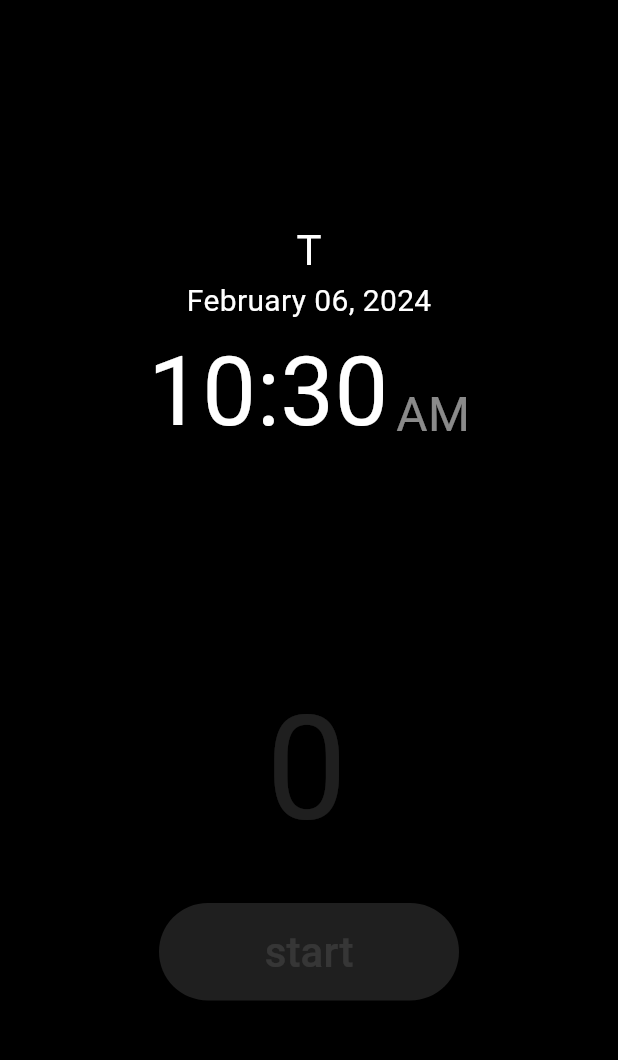
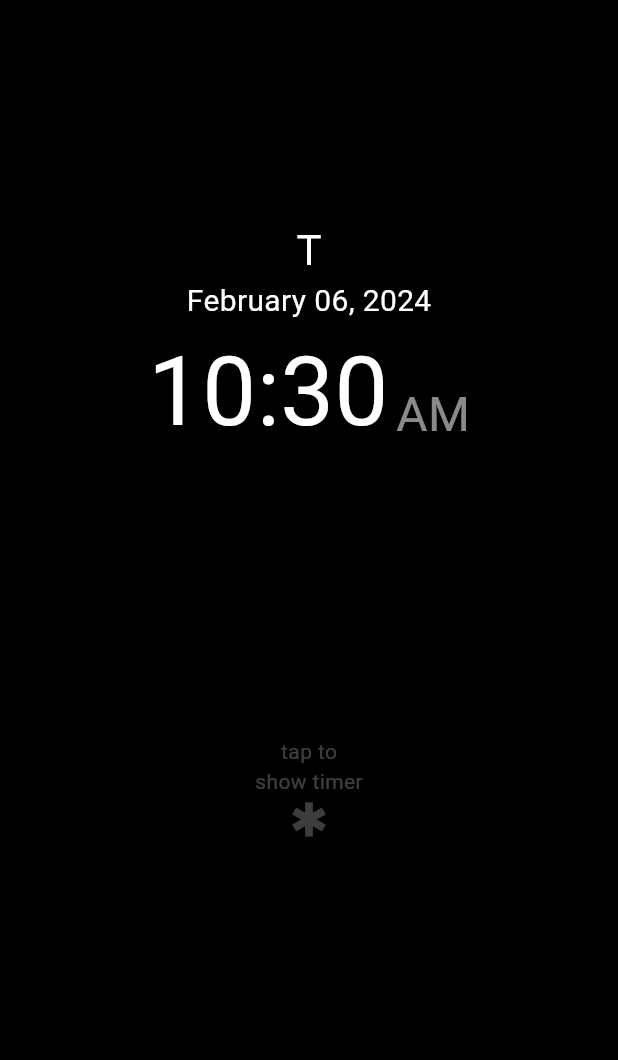
Before and after one commit to mattgwriter7/flutt_ticker, a Flutter app: the screen it shows after launch, on a phone screen of 412 x 824 dp, the part 84-1144 px from its top. Run offline on Flutter 3.47's test engine with Material 3 defaults, Android fonts, the phone set to English and light mode, and no system bars; our stand-ins replace wakelock.

Commit message:
show timer added

```diff
--- a/lib/pages/Start_Page.dart
+++ b/lib/pages/Start_Page.dart
@@ -27,6 +27,7 @@ class _Start_PageState extends State<Start_Page> {
   static Color _button_color = Colors.white12;          //  "start" button is grey at first
   static Color _button_label_color = Colors.white10;
   static bool _show_hud = false;
+  static bool _hide_timer_container = true;
 
   // (this page) init and dispose
   @override
@@ -128,7 +129,7 @@ class _Start_PageState extends State<Start_Page> {
                     Expanded(
                       child: Visibility(
                         visible: context.watch<Ticker>().timer_ready,
-                        child: Container(
+                        child: _hide_timer_container == false ? Container(
                           color: Colors.transparent,
                           width: double.infinity,
                           child: Column(
@@ -193,6 +194,43 @@ class _Start_PageState extends State<Start_Page> {
                               ),
                             ],
                           )
+                        )
+                        :
+                        Material(
+                          color: Colors.black,
+                          child: InkWell(
+                            onTap: () {
+                              Timer(Duration( milliseconds: Config.short_delay), () {
+                                setState(() {
+                                  if(mounted) _hide_timer_container = false;
+                                });
+                              });
+                            },
+                            child: Container(
+                              color: Colors.transparent,
+                              width: double.infinity,
+                              child: Column(
+                                mainAxisAlignment: MainAxisAlignment.center,
+                                children: [
+                                  Text('tap to',
+                                    style: TextStyle( color: Colors.white24)
+                                  ),
+                                  Text('show timer',
+                                    style: TextStyle( color: Colors.white24)
+                                  ),
+                                  Padding(
+                                    padding: const EdgeInsets.fromLTRB(0,0,0,100),
+                                    child: Icon(
+                                      Icons.emergency,
+                                      color: Colors.white24,
+                                      size: 30.0,
+                                    ),
+                                  ),
+
+                                ],
+                              ),
+                            ),
+                          ),
                         ),
                       ),
                     ),
```
